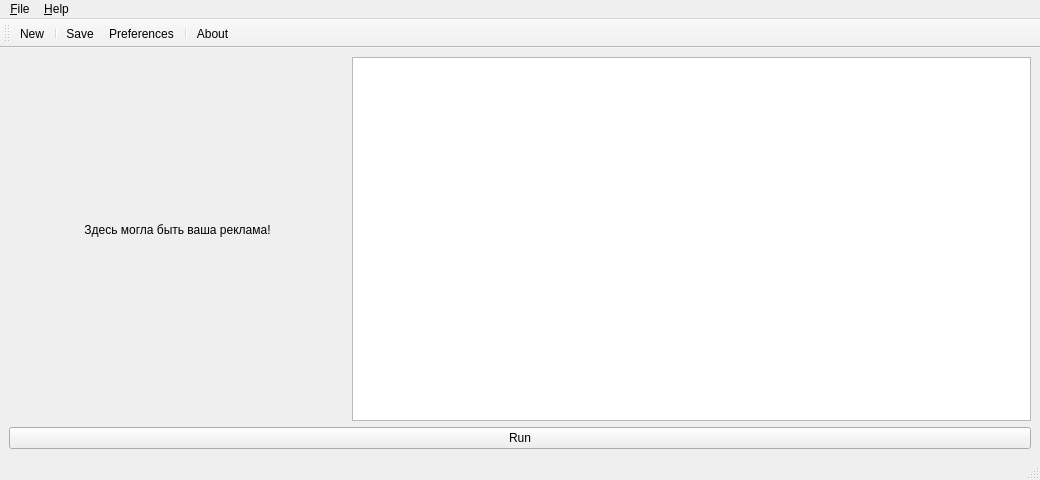
First picture: the form in graphs/ui/main_window.ui, repository zexUlt/masters_python, before the edit.
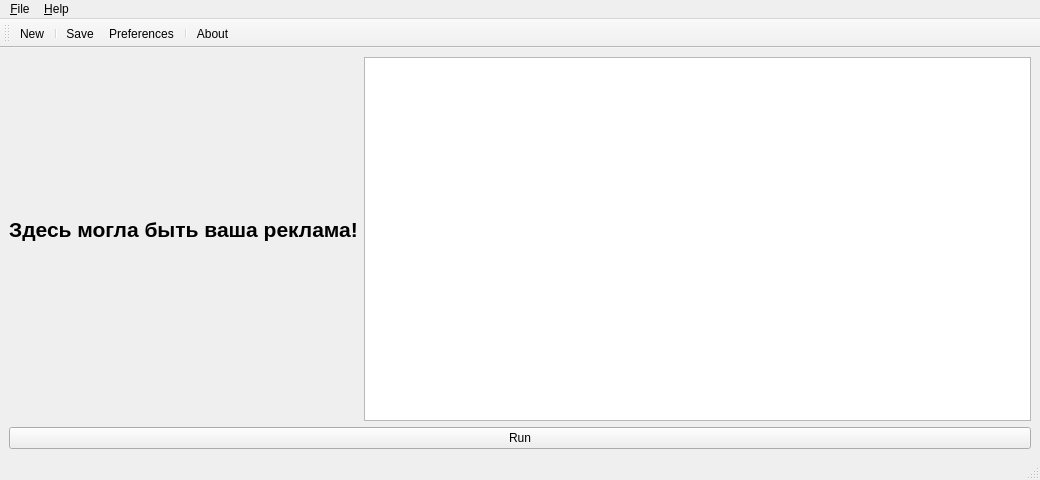
Second picture: the form after the edit. Icons and pictures are not drawn.

Commit message: Added communication channel to apply animation toggle

```diff
--- a/graphs/ui/main_window.ui
+++ b/graphs/ui/main_window.ui
@@ -88,7 +88,7 @@
          <enum>QFrame::NoFrame</enum>
         </property>
         <property name="text">
-         <string>Здесь могла быть ваша реклама!</string>
+         <string>&lt;html&gt;&lt;head/&gt;&lt;body&gt;&lt;p align=&quot;center&quot;&gt;&lt;span style=&quot; font-size:16pt; font-weight:600;&quot;&gt;Здесь могла быть ваша реклама!&lt;/span&gt;&lt;/p&gt;&lt;/body&gt;&lt;/html&gt;</string>
         </property>
         <property name="scaledContents">
          <bool>true</bool>
```
The commit also changes 2 other files.
